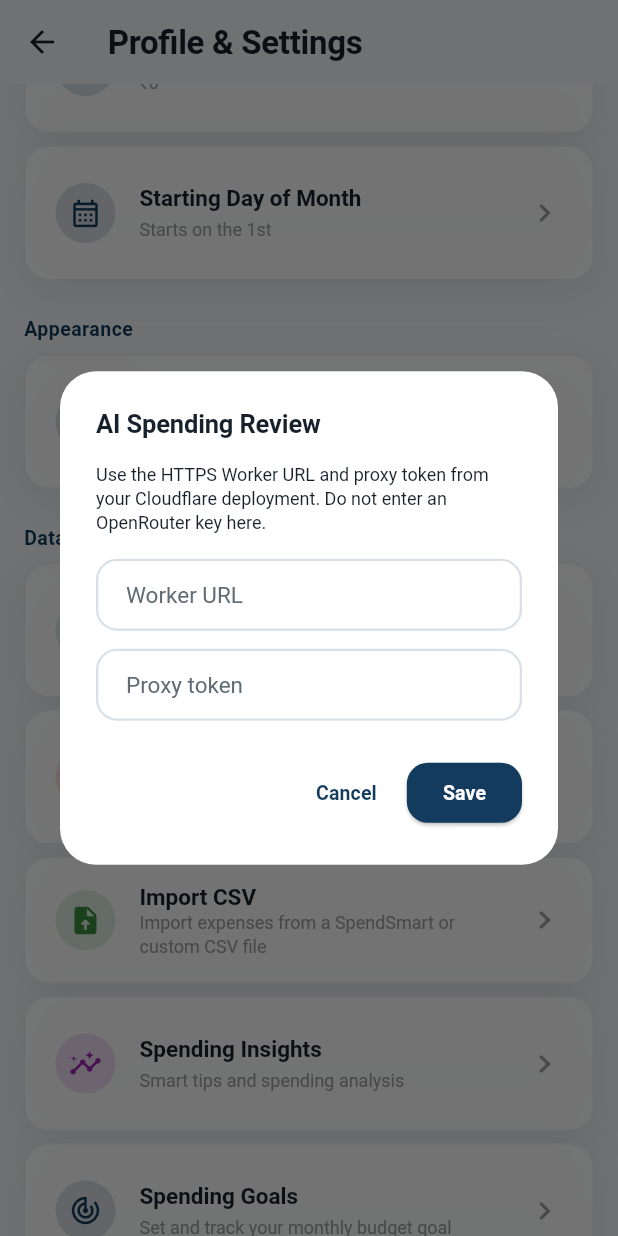
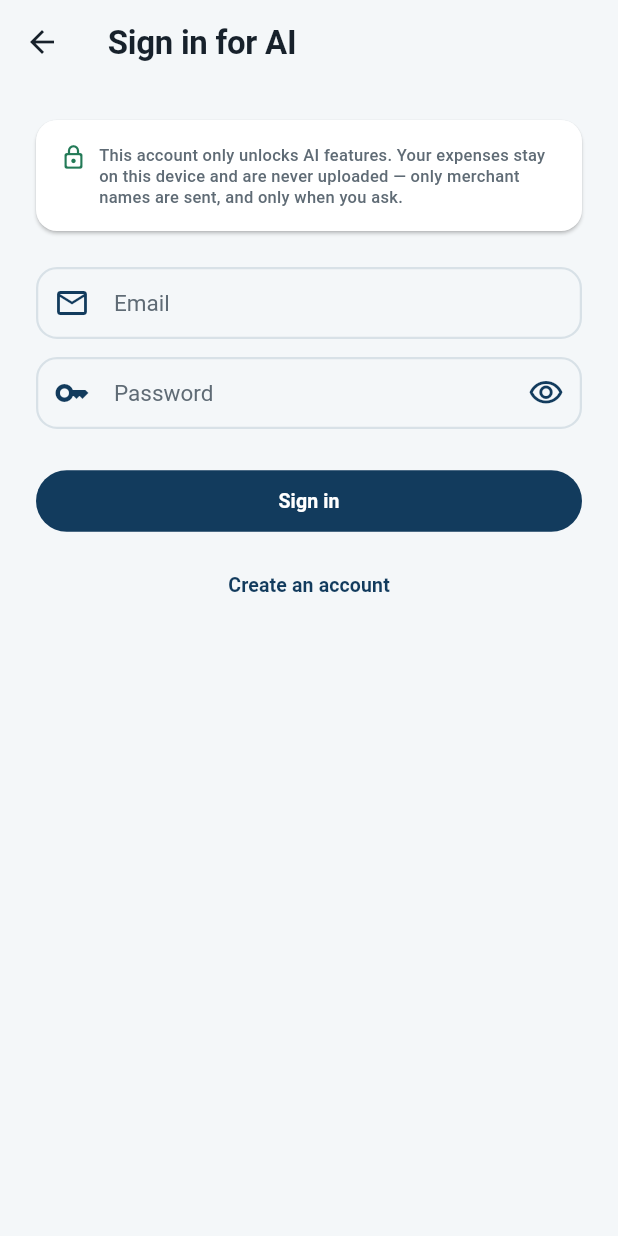
Before and after one commit to Siddesh-bype/SpendSmart, a Flutter app: the SettingsScreen screen opened directly, scrolled down 576 dp, after a tap on "AI Spending Review", on a phone screen of 412 x 824 dp. Run offline on Flutter 3.47's test engine with Material 3 defaults, Android fonts, the phone set to English and light mode, and no system bars; our stand-ins replace csv, file_picker, fl_chart, flutter_riverpod, flutter_slidable, hive and 5 more; missing offline and left inert: syncfusion_flutter_pdf; accounts and stored records are empty.

Commit message:
feat: unlock AI with an account instead of a pasted proxy token
The Worker URL is now a compile-time constant, which is safe because it
is public and every route behind it requires a session token. The
credential itself is never shipped: an APK is a zip, and any hardcoded
string can be extracted in minutes.

Settings drops the URL and token fields for an email/password sign-in.
Signing in stores a session token; signing out revokes it server-side
before clearing it locally, and resets AI consent since the next sign-in
may be a different account.

The dead aiWorkerUrl and aiProxyToken settings are removed along with
updateAiConnection and clearAiConnection, which nothing called once the
call sites moved to the session token.

Nothing on-device changes: expenses stay local and encrypted, and the
merchant anomalies, projections and calendar keep working signed out.

Co-Authored-By: Claude Sonnet 5 <noreply@anthropic.com>

```diff
--- /dev/null
+++ b/lib/screens/ai_sign_in_screen.dart
@@ -0,0 +1,204 @@
+import 'package:flutter/material.dart';
+import 'package:flutter/services.dart';
+import 'package:flutter_riverpod/flutter_riverpod.dart';
+
+import '../providers/app_settings_provider.dart';
+import '../services/auth_service.dart';
+import '../utils/constants.dart';
+import '../utils/design.dart';
+
+/// Sign in or sign up for AI access.
+///
+/// This account unlocks the AI features only. Expenses stay on this device
+/// and are never uploaded, so declining costs nothing except AI.
+class AiSignInScreen extends ConsumerStatefulWidget {
+  const AiSignInScreen({super.key});
+
+  @override
+  ConsumerState<AiSignInScreen> createState() => _AiSignInScreenState();
+}
+
+class _AiSignInScreenState extends ConsumerState<AiSignInScreen> {
+  final _email = TextEditingController();
+  final _password = TextEditingController();
+  final _formKey = GlobalKey<FormState>();
+
+  bool _creatingAccount = false;
+  bool _obscure = true;
+  bool _busy = false;
+  String? _error;
+
+  @override
+  void dispose() {
+    _email.dispose();
+    _password.dispose();
+    super.dispose();
+  }
+
+  Future<void> _submit() async {
+    if (!(_formKey.currentState?.validate() ?? false)) return;
+    HapticFeedback.mediumImpact();
+    setState(() {
+      _busy = true;
+      _error = null;
+    });
+
+    try {
+      final account = _creatingAccount
+          ? await AuthService.signup(
+              email: _email.text,
+              password: _password.text,
+            )
+          : await AuthService.login(
+              email: _email.text,
+              password: _password.text,
+            );
+      await ref
+          .read(appSettingsProvider.notifier)
+          .setAiSession(account.token, account.email);
+      if (!mounted) return;
+      Navigator.of(context).pop(true);
+    } on AuthFailure catch (failure) {
+      if (!mounted) return;
+      setState(() {
+        _busy = false;
+        _error = failure.message;
+      });
+    } catch (_) {
+      if (!mounted) return;
+      setState(() {
+        _busy = false;
+        _error = 'Could not reach the AI service. Check your connection.';
+      });
+    }
+  }
+
+  @override
+  Widget build(BuildContext context) {
+    final theme = Theme.of(context);
+
+    return Scaffold(
+      appBar: AppBar(
+        title: Text(_creatingAccount ? 'Create AI account' : 'Sign in for AI'),
+      ),
+      body: SafeArea(
+        child: SingleChildScrollView(
+          padding: const EdgeInsets.all(AppSpacing.xl),
+          child: ConstrainedBox(
+            constraints: const BoxConstraints(maxWidth: 420),
+            child: Form(
+              key: _formKey,
+              child: Column(
+                crossAxisAlignment: CrossAxisAlignment.stretch,
+                children: [
+                  Card(
+                    margin: EdgeInsets.zero,
+                    child: Padding(
+                      padding: const EdgeInsets.all(AppSpacing.lg),
+                      child: Row(
+                        crossAxisAlignment: CrossAxisAlignment.start,
+                        children: [
+                          const Icon(
+                            Icons.lock_outline_rounded,
+                            size: 18,
+                            color: AppColors.success,
+                          ),
+                          const SizedBox(width: AppSpacing.sm),
+                          Expanded(
+                            child: Text(
+                              'This account only unlocks AI features. Your '
+                              'expenses stay on this device and are never '
+                              'uploaded — only merchant names are sent, and '
+                              'only when you ask.',
+                              style: theme.textTheme.labelMedium,
+                            ),
+                          ),
+                        ],
+                      ),
+                    ),
+                  ),
+                  const SizedBox(height: AppSpacing.xl),
+                  TextFormField(
+                    controller: _email,
+                    keyboardType: TextInputType.emailAddress,
+                    autocorrect: false,
+                    textInputAction: TextInputAction.next,
+                    decoration: const InputDecoration(
+                      labelText: 'Email',
+                      prefixIcon: Icon(Icons.mail_outline),
+                    ),
+                    validator: (value) {
+                      final text = value?.trim() ?? '';
+                      if (!text.contains('@') || text.length < 3) {
+                        return 'Enter a valid email address';
+                      }
+                      return null;
+                    },
+                  ),
+                  const SizedBox(height: AppSpacing.md),
+                  TextFormField(
+                    controller: _password,
+                    obscureText: _obscure,
+                    autocorrect: false,
+                    enableSuggestions: false,
+                    textInputAction: TextInputAction.done,
+                    onFieldSubmitted: (_) => _submit(),
+                    decoration: InputDecoration(
+                      labelText: 'Password',
+                      errorText: _error,
+                      prefixIcon: const Icon(Icons.key_outlined),
+                      suffixIcon: IconButton(
+                        tooltip: _obscure ? 'Show password' : 'Hide password',
+                        icon: Icon(
+                          _obscure
+                              ? Icons.visibility_outlined
+                              : Icons.visibility_off_outlined,
+                        ),
+                        onPressed: () => setState(() => _obscure = !_obscure),
+                      ),
+                    ),
+                    validator: (value) => (value ?? '').length < 8
+                        ? 'Use at least 8 characters'
+                        : null,
+                  ),
+                  const SizedBox(height: AppSpacing.xl),
+                  FilledButton(
+                    onPressed: _busy ? null : _submit,
+                    style: FilledButton.styleFrom(
+                      padding: const EdgeInsets.symmetric(
+                        vertical: AppSpacing.md,
+                      ),
+                    ),
+                    child: _busy
+                        ? const SizedBox(
+                            height: 20,
+                            width: 20,
+                            child: CircularProgressIndicator(strokeWidth: 2),
+                          )
+                        : Text(
+                            _creatingAccount ? 'Create account' : 'Sign in',
+                          ),
+                  ),
+                  const SizedBox(height: AppSpacing.sm),
+                  TextButton(
+                    onPressed: _busy
+                        ? null
+                        : () => setState(() {
+                            _creatingAccount = !_creatingAccount;
+                            _error = null;
+                          }),
+                    child: Text(
+                      _creatingAccount
+                          ? 'I already have an account'
+                          : 'Create an account',
+                    ),
+                  ),
+                ],
+              ),
+            ),
+          ),
+        ),
+      ),
+    );
+  }
+}
--- a/lib/screens/insights_screen.dart
+++ b/lib/screens/insights_screen.dart
@@ -107,8 +107,8 @@ class InsightsScreen extends ConsumerWidget {
                   currency: settings.currency,
                   monthlyBudget: settings.monthlyBudget,
                   startingDayOfMonth: settings.startingDayOfMonth,
-                  workerUrl: settings.aiWorkerUrl,
-                  proxyToken: settings.aiProxyToken,
+                  workerUrl: '${AppConfig.workerBaseUrl}/analyze-spending',
+                  proxyToken: settings.aiSessionToken,
                 ),
                 const SizedBox(height: AppSpacing.lg),
 
--- a/lib/screens/pending_screen.dart
+++ b/lib/screens/pending_screen.dart
@@ -35,7 +35,9 @@ class _PendingScreenState extends ConsumerState<PendingScreen> {
     final appSettings = ref.read(appSettingsProvider.notifier);
     final messenger = ScaffoldMessenger.of(context);
 
-    final workerUrl = Uri.tryParse(settings.aiWorkerUrl);
+    final workerUrl = Uri.tryParse(
+      '${AppConfig.workerBaseUrl}/analyze-spending',
+    );
     final batches = AiCategorizationService.buildBatches(
       pending.map((e) => e.title),
     );
@@ -104,7 +106,7 @@ class _PendingScreenState extends ConsumerState<PendingScreen> {
       for (final batch in batches) {
         final suggestions = await AiCategorizationService.categorize(
           endpoint: endpoint,
-          proxyToken: settings.aiProxyToken,
+          proxyToken: settings.aiSessionToken,
           merchants: batch,
         );
         for (final suggestion in suggestions) {
@@ -151,8 +153,7 @@ class _PendingScreenState extends ConsumerState<PendingScreen> {
   @override
   Widget build(BuildContext context) {
     final settings = ref.watch(appSettingsProvider);
-    final aiConfigured =
-        settings.aiWorkerUrl.isNotEmpty && settings.aiProxyToken.isNotEmpty;
+    final aiConfigured = settings.hasAiAccess;
     final pending = ref
         .watch(expenseProvider)
         .where((e) => e.isUncategorized)
--- a/lib/screens/settings_screen.dart
+++ b/lib/screens/settings_screen.dart
@@ -13,6 +13,9 @@ import '../services/pdf_export_service.dart';
 import '../utils/constants.dart';
 import '../utils/validation.dart';
 import '../widgets/glass_container.dart';
+import 'ai_sign_in_screen.dart';
+import '../services/auth_service.dart';
+import '../utils/design.dart';
 import 'pdf_import_screen.dart';
 import 'profile_screen.dart';
 import 'insights_screen.dart';
@@ -94,16 +97,11 @@ class SettingsScreen extends ConsumerWidget {
           _tile(
             icon: Icons.auto_awesome_outlined,
             title: 'AI Spending Review',
-            subtitle: settings.aiWorkerUrl.isEmpty
-                ? 'Configure your private Cloudflare Worker'
-                : 'Cloudflare Worker connected',
+            subtitle: settings.hasAiAccess
+                ? 'Signed in as ${settings.aiAccountEmail}'
+                : 'Sign in to unlock AI features',
             color: AppColors.secondary,
-            onTap: () => _editAiConnection(
-              context,
-              ref,
-              settings.aiWorkerUrl,
-              settings.aiProxyToken,
-            ),
+            onTap: () => _manageAiAccount(context, ref, settings.hasAiAccess),
           ),
           _tile(
             icon: Icons.picture_as_pdf,
@@ -384,113 +382,70 @@ class SettingsScreen extends ConsumerWidget {
     );
   }
 
-  Future<void> _editAiConnection(
+
+  /// Signed out: open the sign-in screen. Signed in: show usage and offer to
+  /// sign out.
+  Future<void> _manageAiAccount(
     BuildContext context,
     WidgetRef ref,
-    String currentUrl,
-    String currentToken,
+    bool signedIn,
   ) async {
-    final url = TextEditingController(text: currentUrl);
-    // Left blank on purpose. Prefilling an obscured field looks empty, which is
-    // why re-entering the token felt mandatory on every visit.
-    final token = TextEditingController();
-    final hasToken = currentToken.isNotEmpty;
-    final consented = ref.read(appSettingsProvider).aiCategorizeConsent;
-    await showDialog<void>(
+    if (!signedIn) {
+      await Navigator.push<bool>(
+        context,
+        MaterialPageRoute(builder: (_) => const AiSignInScreen()),
+      );
+      return;
+    }
+
+    final settings = ref.read(appSettingsProvider);
+    final signOut = await showDialog<bool>(
       context: context,
       builder: (dialogContext) => AlertDialog(
-        title: const Text('AI Spending Review'),
-        content: SizedBox(
-          width: double.maxFinite,
-          child: Column(
-            mainAxisSize: MainAxisSize.min,
-            children: [
-              const Text(
-                'Use the HTTPS Worker URL and proxy token from your Cloudflare deployment. Do not enter an OpenRouter key here.',
-                style: TextStyle(fontSize: 12),
-              ),
-              const SizedBox(height: 16),
-              TextField(
-                controller: url,
-                keyboardType: TextInputType.url,
-                autocorrect: false,
-                decoration: const InputDecoration(
-                  labelText: 'Worker URL',
-                  hintText:
-                      'https://spendsmart-ai.example.workers.dev/analyze-spending',
-                ),
-              ),
-              const SizedBox(height: 12),
-              TextField(
-                controller: token,
-                obscureText: true,
-                autocorrect: false,
-                enableSuggestions: false,
-                decoration: InputDecoration(
-                  labelText: 'Proxy token',
-                  hintText: hasToken ? 'Saved — leave blank to keep' : null,
-                ),
-              ),
-            ],
-          ),
+        title: const Text('AI account'),
+        content: Column(
+          mainAxisSize: MainAxisSize.min,
+          crossAxisAlignment: CrossAxisAlignment.start,
+          children: [
+            Text(settings.aiAccountEmail),
+            const SizedBox(height: AppSpacing.md),
+            FutureBuilder<AiUsage>(
+              future: AuthService.me(settings.aiSessionToken),
+              builder: (context, snapshot) {
+                if (snapshot.connectionState == ConnectionState.waiting) {
+                  return const Text('Checking usage…');
+                }
+                final usage = snapshot.data;
+                if (usage == null) {
+                  // Offline, or the session expired. Either way this is not
+                  // worth an alarming message.
+                  return const Text('Usage unavailable right now.');
+                }
+                return Text(
+                  '${usage.callsToday} of ${usage.dailyLimit} AI requests '
+                  'used today.',
+                );
+              },
+            ),
+          ],
         ),
         actions: [
-          if (consented)
-            TextButton(
-              onPressed: () async {
-                await ref
-                    .read(appSettingsProvider.notifier)
-                    .setAiCategorizeConsent(false);
-                if (dialogContext.mounted) Navigator.pop(dialogContext);
-              },
-              child: const Text('Ask again'),
-            ),
-          if (currentUrl.isNotEmpty)
-            TextButton(
-              onPressed: () async {
-                await ref
-                    .read(appSettingsProvider.notifier)
-                    .clearAiConnection();
-                if (dialogContext.mounted) Navigator.pop(dialogContext);
-              },
-              child: const Text('Disconnect'),
-            ),
           TextButton(
-            onPressed: () => Navigator.pop(dialogContext),
-            child: const Text('Cancel'),
+            onPressed: () => Navigator.pop(dialogContext, false),
+            child: const Text('Close'),
           ),
-          ElevatedButton(
-            onPressed: () async {
-              final endpoint = Uri.tryParse(url.text.trim());
-              // Blank means "keep what's saved", so validate whichever token
-              // will actually be persisted.
-              final entered = token.text.trim();
-              final effectiveToken = entered.isEmpty ? currentToken : entered;
-              if (endpoint == null ||
-                  endpoint.scheme != 'https' ||
-                  endpoint.host.isEmpty ||
-                  effectiveToken.length < 16) {
-                ScaffoldMessenger.of(context).showSnackBar(
-                  const SnackBar(
-                    content: Text(
-                      'Enter a valid HTTPS Worker URL and proxy token.',
-                    ),
-                  ),
-                );
-                return;
-              }
-              await ref
-                  .read(appSettingsProvider.notifier)
-                  .updateAiConnection(url.text, effectiveToken);
-              if (dialogContext.mounted) Navigator.pop(dialogContext);
-            },
-            child: const Text('Save'),
+          TextButton(
+            onPressed: () => Navigator.pop(dialogContext, true),
+            child: const Text('Sign out'),
           ),
         ],
       ),
     );
-    url.dispose();
-    token.dispose();
+
+    if (signOut != true) return;
+    // Tell the server first so the session is revoked, then drop it locally.
+    await AuthService.logout(settings.aiSessionToken);
+    await ref.read(appSettingsProvider.notifier).clearAiSession();
   }
 
   Future<void> _exportPDF(
--- /dev/null
+++ b/lib/services/auth_service.dart
@@ -0,0 +1,191 @@
+import 'dart:async';
+import 'dart:convert';
+import 'dart:io';
+
+import '../utils/constants.dart';
+
+/// A signed-in AI account.
+class AiAccount {
+  const AiAccount({
+    required this.token,
+    required this.email,
+    required this.expiresAt,
+    this.displayName,
+  });
+
+  final String token;
+  final String email;
+  final int expiresAt;
+  final String? displayName;
+
+  bool get isExpired => DateTime.now().millisecondsSinceEpoch >= expiresAt;
+}
+
+/// Today's AI usage against the account's daily allowance.
+class AiUsage {
+  const AiUsage({
+    required this.email,
+    required this.callsToday,
+    required this.dailyLimit,
+    this.displayName,
+  });
+
+  final String email;
+  final int callsToday;
+  final int dailyLimit;
+  final String? displayName;
+
+  int get remaining => (dailyLimit - callsToday).clamp(0, dailyLimit);
+}
+
+/// Raised when the server rejects the request for a reason worth showing the
+/// user, e.g. a wrong password. The message comes from the Worker, which is
+/// careful not to reveal whether an address is registered.
+class AuthFailure implements Exception {
+  const AuthFailure(this.message);
+  final String message;
+
+  @override
+  String toString() => message;
+}
+
+/// Client for the Worker's account routes.
+///
+/// Signing in unlocks the AI features only. Expenses stay on-device and are
+/// never uploaded, so being signed out costs nothing but AI.
+class AuthService {
+  static const Duration _connectTimeout = Duration(seconds: 15);
+  static const Duration _responseTimeout = Duration(seconds: 20);
+  static const int _maxResponseBytes = 8 * 1024;
+
+  const AuthService._();
+
+  static Uri _endpoint(String path) =>
+      Uri.parse('${AppConfig.workerBaseUrl}$path');
+
+  static Future<AiAccount> signup({
+    required String email,
+    required String password,
+    String? displayName,
+  }) async {
+    final json = await _post('/auth/signup', {
+      'email': email.trim(),
+      'password': password,
+      if (displayName != null && displayName.trim().isNotEmpty)
+        'displayName': displayName.trim(),
+    });
+    return _accountFrom(json, fallbackEmail: email);
+  }
+
+  static Future<AiAccount> login({
+    required String email,
+    required String password,
+  }) async {
+    final json = await _post('/auth/login', {
+      'email': email.trim(),
+      'password': password,
+    });
+    return _accountFrom(json, fallbackEmail: email);
+  }
+
+  /// Best-effort: a failure here still means the client should drop its token.
+  static Future<void> logout(String token) async {
+    try {
+      await _post('/auth/logout', const {}, token: token);
+    } catch (_) {
+      // The local token is cleared regardless.
+    }
+  }
+
+  static Future<AiUsage> me(String token) async {
+    final json = await _get('/auth/me', token);
+    return AiUsage(
+      email: (json['email'] as String?) ?? '',
+      displayName: json['displayName'] as String?,
+      callsToday: (json['callsToday'] as num?)?.toInt() ?? 0,
+      dailyLimit: (json['dailyLimit'] as num?)?.toInt() ?? 0,
+    );
+  }
+
+  static AiAccount _accountFrom(
+    Map<String, dynamic> json, {
+    required String fallbackEmail,
+  }) {
+    final token = json['token'];
+    if (token is! String || token.isEmpty) {
+      throw const AuthFailure('The server did not return a session.');
+    }
+    return AiAccount(
+      token: token,
+      email: (json['email'] as String?) ?? fallbackEmail.trim().toLowerCase(),
+      displayName: json['displayName'] as String?,
+      expiresAt: (json['expiresAt'] as num?)?.toInt() ?? 0,
+    );
+  }
+
+  static Future<Map<String, dynamic>> _post(
+    String path,
+    Map<String, dynamic> body, {
+    String? token,
+  }) async {
+    final client = HttpClient();
+    try {
+      final call = await client
+          .postUrl(_endpoint(path))
+          .timeout(_connectTimeout);
+      call.headers.contentType = ContentType.json;
+      if (token != null) {
+        call.headers.set(HttpHeaders.authorizationHeader, 'Bearer $token');
+      }
+      call.add(utf8.encode(jsonEncode(body)));
+      return _decode(await call.close().timeout(_responseTimeout));
+    } on TimeoutException {
+      throw const AuthFailure('The server took too long to respond.');
+    } finally {
+      client.close(force: true);
+    }
+  }
+
+  static Future<Map<String, dynamic>> _get(String path, String token) async {
+    final client = HttpClient();
+    try {
+      final call = await client.getUrl(_endpoint(path)).timeout(_connectTimeout);
+      call.headers.set(HttpHeaders.authorizationHeader, 'Bearer $token');
+      return _decode(await call.close().timeout(_responseTimeout));
+    } on TimeoutException {
+      throw const AuthFailure('The server took too long to respond.');
+    } finally {
+      client.close(force: true);
+    }
+  }
+
+  static Future<Map<String, dynamic>> _decode(
+    HttpClientResponse response,
+  ) async {
+    final bytes = <int>[];
+    await for (final chunk in response) {
+      bytes.addAll(chunk);
+      if (bytes.length > _maxResponseBytes) {
+        throw const AuthFailure('The server response was too large.');
+      }
+    }
+
+    Map<String, dynamic>? json;
+    try {
+      final decoded = jsonDecode(utf8.decode(bytes));
+      if (decoded is Map<String, dynamic>) json = decoded;
+    } catch (_) {
+      json = null;
+    }
+
+    if (response.statusCode == HttpStatus.ok) {
+      if (json == null) throw const AuthFailure('Unexpected server response.');
+      return json;
+    }
+    // Prefer the server's wording: it is deliberately worded to avoid
+    // revealing whether an account exists.
+    throw AuthFailure(
+      (json?['error'] as String?) ?? 'Could not reach the AI service.',
+    );
+  }
+}
--- a/lib/utils/constants.dart
+++ b/lib/utils/constants.dart
@@ -1,4 +1,15 @@
 import 'package:flutter/material.dart';
+
+/// Deployment constants.
+class AppConfig {
+  const AppConfig._();
+
+  /// The AI proxy. Safe to ship in the APK: it is a public URL, and every
+  /// route behind it requires a per-account session token. The credential
+  /// itself is never hardcoded -- anyone can extract a string from an APK.
+  static const String workerBaseUrl =
+      'https://spendsmart-ai-analysis.siddeshshirote30052006.workers.dev';
+}
 
 class AppColors {
   static const Color primary = Color(0xFF123B5D);
```
Also changed, not shown: lib/models/app_settings.dart (+14 -8 lines), lib/providers/app_settings_provider.dart (+17 -18 lines), 1 other file.
